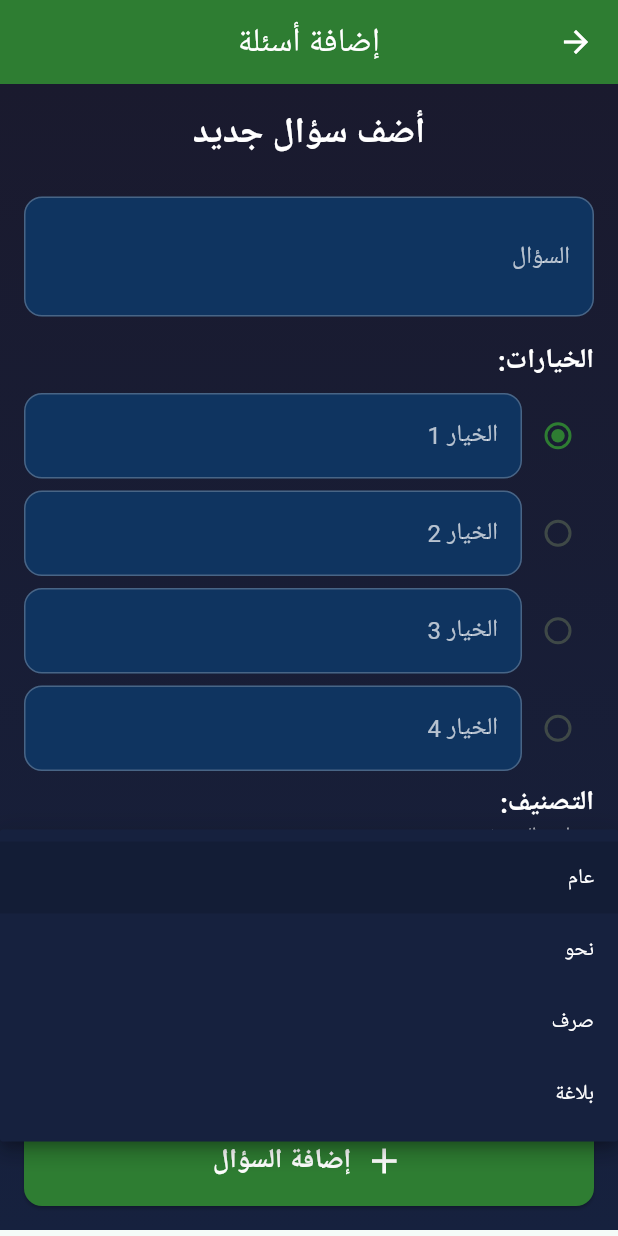
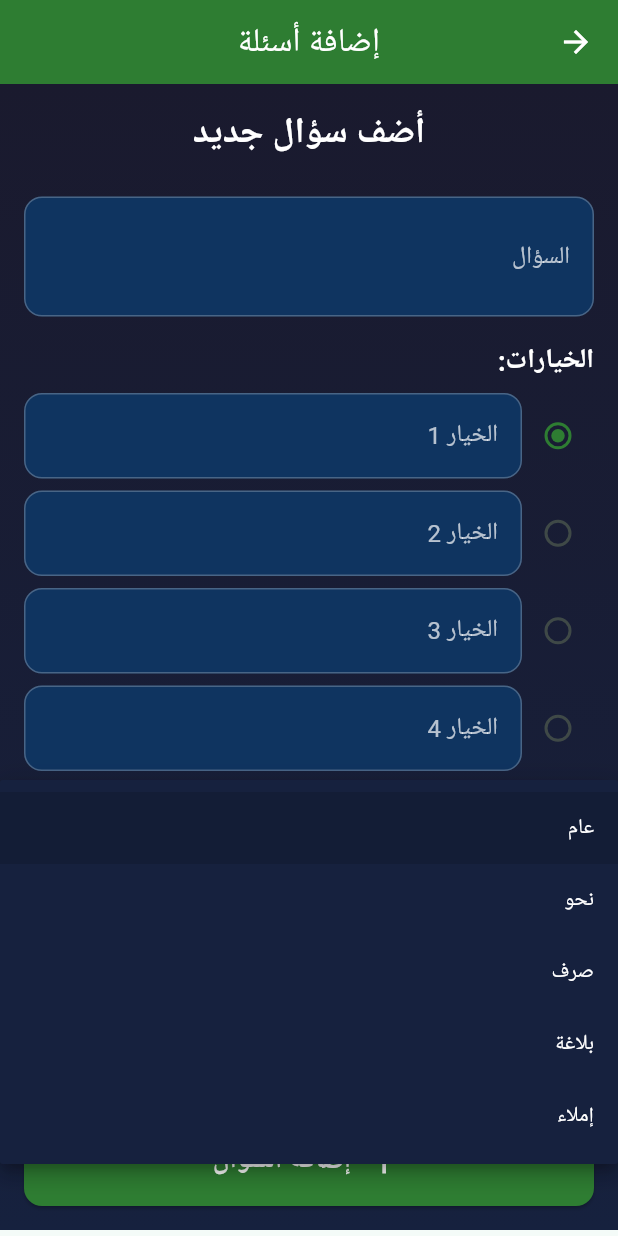
Before and after one commit to mr2mohamed2121-afk/grammar_qa_complete, a Flutter app: the AddQuestionsScreen screen opened directly, after a tap on "عام", on a phone screen of 412 x 824 dp. Run offline on Flutter 3.47's test engine with Material 3 defaults, Android fonts, the phone set to English and light mode, and no system bars; our stand-ins replace cloud_firestore, cloud_functions, connectivity_plus, dartz, equatable, firebase_analytics and 22 more; missing offline and left inert: firebase_data_connect; accounts and stored records are empty; Roboto replaces fonts that are missing (Cairo).

Commit message:
fix: Use Arabic values in difficulty dropdown

```diff
--- a/lib/features/admin/presentation/screens/add_questions_screen.dart
+++ b/lib/features/admin/presentation/screens/add_questions_screen.dart
@@ -20,8 +20,12 @@ class _AddQuestionsScreenState extends State<AddQuestionsScreen> {
   ];
   int _correctAnswerIndex = 0;
   String _category = 'عام';
-  String _difficulty = 'easy';
+  String _difficulty = 'سهل'; // ✅ تغيير: خليتها عربي
   bool _isLoading = false;
+
+  // ✅ القوائم العربية
+  final List<String> _categories = ['عام', 'نحو', 'صرف', 'بلاغة', 'إملاء'];
+  final List<String> _difficulties = ['سهل', 'متوسط', 'صعب']; // ✅ عربي بالكامل
 
   @override
   void dispose() {
@@ -46,7 +50,7 @@ class _AddQuestionsScreenState extends State<AddQuestionsScreen> {
         correctAnswer: _correctAnswerIndex,
         explanation: null,
         category: _category,
-        difficulty: _difficulty,
+        difficulty: _difficulty, // ✅ هنبعت عربي للـ Firestore
       );
 
       await FirebaseFirestore.instance
@@ -91,6 +95,8 @@ class _AddQuestionsScreenState extends State<AddQuestionsScreen> {
     }
     setState(() {
       _correctAnswerIndex = 0;
+      _category = 'عام';
+      _difficulty = 'سهل'; // ✅ تغيير: رجعنا للعربي
     });
   }
 
@@ -106,7 +112,6 @@ class _AddQuestionsScreenState extends State<AddQuestionsScreen> {
         backgroundColor: const Color(0xFF2E7D32),
         iconTheme: const IconThemeData(color: Colors.white),
       ),
-      // ✅ خلفية داكنة للشاشة كلها
       body: Container(
         decoration: const BoxDecoration(
           gradient: LinearGradient(
@@ -124,20 +129,19 @@ class _AddQuestionsScreenState extends State<AddQuestionsScreen> {
                 child: Column(
                   crossAxisAlignment: CrossAxisAlignment.stretch,
                   children: [
-                    // ✅ عنوان أبيض واضح
                     const Text(
                       'أضف سؤال جديد',
                       textAlign: TextAlign.center,
                       style: TextStyle(
                         fontSize: 24,
                         fontWeight: FontWeight.bold,
-                        color: Colors.white, // ✅ أبيض
+                        color: Colors.white,
                         fontFamily: 'Cairo',
                       ),
                     ),
                     const SizedBox(height: 24),
 
-                    // ✅ السؤال - نص أبيض + خلفية أزرق
+                    // ✅ السؤال
                     _buildTextField(
                       controller: _questionController,
                       label: 'السؤال',
@@ -152,13 +156,13 @@ class _AddQuestionsScreenState extends State<AddQuestionsScreen> {
                     ),
                     const SizedBox(height: 16),
 
-                    // ✅ الخيارات - عنوان أبيض
+                    // ✅ الخيارات
                     const Text(
                       'الخيارات:',
                       style: TextStyle(
                         fontSize: 18,
                         fontWeight: FontWeight.bold,
-                        color: Colors.white, // ✅ أبيض
+                        color: Colors.white,
                         fontFamily: 'Cairo',
                       ),
                     ),
@@ -192,68 +196,76 @@ class _AddQuestionsScreenState extends State<AddQuestionsScreen> {
                       const SizedBox(height: 8),
                     ],
 
-                    // ✅ التصنيف
+                    // ✅ التصنيف - Dropdown صحيح
                     const Text(
                       'التصنيف:',
                       style: TextStyle(
                         fontSize: 18,
                         fontWeight: FontWeight.bold,
-                        color: Colors.white, // ✅ أبيض
+                        color: Colors.white,
                         fontFamily: 'Cairo',
                       ),
                     ),
                     const SizedBox(height: 8),
                     DropdownButtonFormField<String>(
                       value: _category,
-                      dropdownColor: const Color(0xFF16213E), // ✅ خلفية داكنة
+                      dropdownColor: const Color(0xFF16213E),
                       style: const TextStyle(
-                        color: Colors.white, // ✅ أبيض
+                        color: Colors.white,
                         fontFamily: 'Cairo',
                       ),
                       decoration: _buildInputDecoration('اختر التصنيف'),
-                      items: const [
-                        DropdownMenuItem(value: 'عام', child: Text('عام', style: TextStyle(color: Colors.white))),
-                        DropdownMenuItem(value: 'نحو', child: Text('نحو', style: TextStyle(color: Colors.white))),
-                        DropdownMenuItem(value: 'صرف', child: Text('صرف', style: TextStyle(color: Colors.white))),
-                        DropdownMenuItem(value: 'بلاغة', child: Text('بلاغة', style: TextStyle(color: Colors.white))),
-                      ],
-                      onChanged: (value) {
+                      items: _categories.map((String category) {
+                        return DropdownMenuItem<String>(
+                          value: category,
+                          child: Text(
+                            category,
+                            style: const TextStyle(color: Colors.white),
+                          ),
+                        );
+                      }).toList(),
+                      onChanged: (String? value) {
                         setState(() => _category = value!);
                       },
                     ),
                     const SizedBox(height: 16),
 
-                    // ✅ الصعوبة
+                    // ✅ الصعوبة - Dropdown صحيح بالعربي
                     const Text(
                       'الصعوبة:',
                       style: TextStyle(
                         fontSize: 18,
                         fontWeight: FontWeight.bold,
-                        color: Colors.white, // ✅ أبيض
+                        color: Colors.white,
                         fontFamily: 'Cairo',
                       ),
                     ),
                     const SizedBox(height: 8),
                     DropdownButtonFormField<String>(
                       value: _difficulty,
-                      dropdownColor: const Color(0xFF16213E), // ✅ خلفية داكنة
+                      dropdownColor: const Color(0xFF16213E),
                       style: const TextStyle(
-                        color: Colors.white, // ✅ أبيض
+                        color: Colors.white,
                         fontFamily: 'Cairo',
                       ),
                       decoration: _buildInputDecoration('اختر الصعوبة'),
-                      items: const [
-                        DropdownMenuItem(value: 'easy', child: Text('سهل', style: TextStyle(color: Colors.white))),
-                        DropdownMenuItem(value: 'medium', child: Text('متوسط', style: TextStyle(color: Colors.white))),
-                        DropdownMenuItem(value: 'hard', child: Text('صعب', style: TextStyle(color: Colors.white))),
-                      ],
-                      onChanged: (value) {
+                      // ✅ استخدمنا القائمة العربية
+                      items: _difficulties.map((String difficulty) {
+                        return DropdownMenuItem<String>(
+                          value: difficulty, // ✅ القيمة = النص العربي
+                          child: Text(
+                            difficulty,
+                            style: const TextStyle(color: Colors.white),
+                          ),
+                        );
+                      }).toList(),
+                      onChanged: (String? value) {
                         setState(() => _difficulty = value!);
                       },
                     ),
                     const SizedBox(height: 24),
 
-                    // ✅ زر الإضافة - أخضر واضح + نص أبيض
+                    // ✅ زر الإضافة
                     ElevatedButton.icon(
                       onPressed: _isLoading ? null : _addQuestion,
                       icon: _isLoading
@@ -271,7 +283,7 @@ class _AddQuestionsScreenState extends State<AddQuestionsScreen> {
                         style: const TextStyle(
                           fontSize: 18,
                           fontWeight: FontWeight.bold,
-                          color: Colors.white, // ✅ أبيض
+                          color: Colors.white,
                           fontFamily: 'Cairo',
                         ),
                       ),
@@ -294,7 +306,6 @@ class _AddQuestionsScreenState extends State<AddQuestionsScreen> {
     );
   }
 
-  // ✅ TextField موحد - نص أبيض + خلفية أزرق داكن
   Widget _buildTextField({
     required TextEditingController controller,
     required String label,
@@ -307,7 +318,7 @@ class _AddQuestionsScreenState extends State<AddQuestionsScreen> {
       maxLines: maxLines,
       validator: validator,
       style: const TextStyle(
-        color: Colors.white, // ✅ أبيض
+        color: Colors.white,
         fontFamily: 'Cairo',
         fontSize: 16,
       ),
@@ -315,21 +326,20 @@ class _AddQuestionsScreenState extends State<AddQuestionsScreen> {
     );
   }
 
-  // ✅ InputDecoration موحد - خلفية أزرق داكن + نص أبيض
   InputDecoration _buildInputDecoration(String label, {String? hint}) {
     return InputDecoration(
       labelText: label,
       hintText: hint,
       labelStyle: const TextStyle(
-        color: Colors.white70, // ✅ أبيض فاتح
+        color: Colors.white70,
         fontFamily: 'Cairo',
       ),
       hintStyle: const TextStyle(
-        color: Colors.white38, // ✅ أبيض شفاف
+        color: Colors.white38,
         fontFamily: 'Cairo',
       ),
       filled: true,
-      fillColor: const Color(0xFF0F3460), // ✅ خلفية أزرق داكن
+      fillColor: const Color(0xFF0F3460),
       border: OutlineInputBorder(
         borderRadius: BorderRadius.circular(12),
         borderSide: const BorderSide(color: Color(0xFF2E7D32)),
```
Also changed, not shown: 1 other file.
